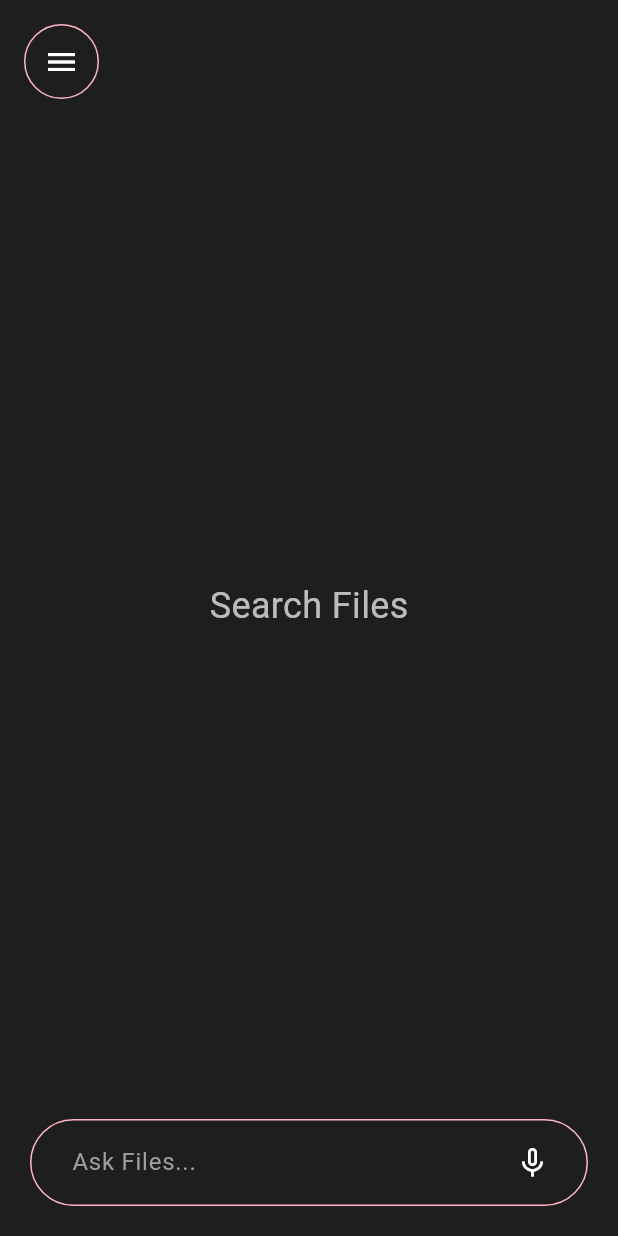
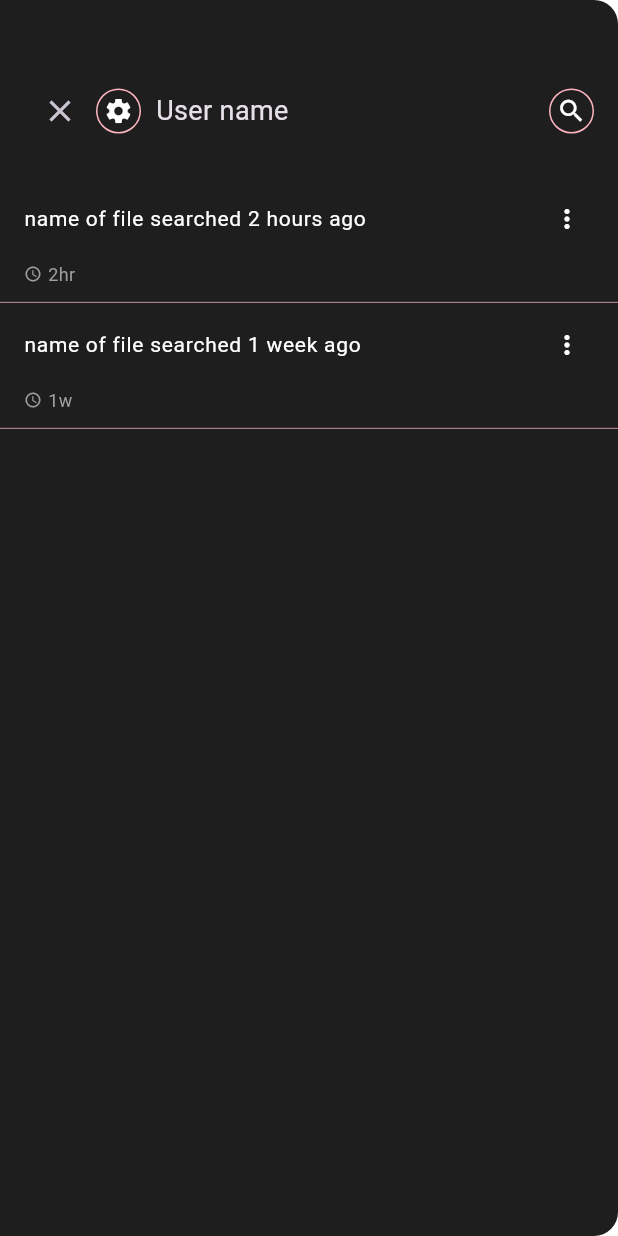
Before and after one commit to black-white-grey/fetch_ai, a Flutter app: the screen it shows after launch, after a tap on the "menu" icon, on a phone screen of 412 x 824 dp. Run offline on Flutter 3.47's test engine with Material 3 defaults, Android fonts, the phone set to English and light mode, and no system bars.

Commit message:
updated home scree and created history drawer

```diff
--- a/lib/main.dart
+++ b/lib/main.dart
@@ -1,142 +1,20 @@
 import 'package:flutter/material.dart';
+import 'screens/home_screen.dart'; // Ensure this path is correct
 
-void main() => runApp(const MyApp());
+void main() => runApp(const FetchAIApp());
 
-class MyApp extends StatelessWidget {
-  const MyApp({super.key});
+class FetchAIApp extends StatelessWidget {
+  const FetchAIApp({super.key});
 
   @override
   Widget build(BuildContext context) {
     return MaterialApp(
+      title: 'Fetch AI',
       debugShowCheckedModeBanner: false,
       theme: ThemeData.dark().copyWith(
         scaffoldBackgroundColor: const Color(0xFF1E1E1E),
       ),
-      home: const SearchFilesScreen(),
+      home: const HomeScreen(), // This will now link to your home_screen.dart
     );
   }
 }
-
-class SearchFilesScreen extends StatefulWidget {
-  const SearchFilesScreen({super.key});
-
-  @override
-  State<SearchFilesScreen> createState() => _SearchFilesScreenState();
-}
-
-class _SearchFilesScreenState extends State<SearchFilesScreen> {
-  final TextEditingController _controller = TextEditingController();
-  final List<String> _messages = []; // List to store your searches
-  bool _isTyping = false;
-
-  void _handleSend() {
-    if (_controller.text.isNotEmpty) {
-      setState(() {
-        _messages.add(_controller.text);
-        _controller.clear();
-        _isTyping = false;
-      });
-    }
-  }
-
-  @override
-  Widget build(BuildContext context) {
-    return Scaffold(
-      body: SafeArea(
-        child: Column(
-          children: [
-            // Top Menu Button
-            Padding(
-              padding: const EdgeInsets.all(16.0),
-              child: Align(
-                alignment: Alignment.topLeft,
-                child: Container(
-                  decoration: BoxDecoration(
-                    shape: BoxShape.circle,
-                    border: Border.all(color: const Color(0xFFFFB6C1), width: 1),
-                  ),
-                  child: IconButton(
-                    icon: const Icon(Icons.menu, color: Colors.white),
-                    onPressed: () {},
-                  ),
-                ),
-              ),
-            ),
-
-            // Chat/Search History Area
-            Expanded(
-              child: _messages.isEmpty
-                  ? const Center(
-                      child: Text(
-                        'Search Files',
-                        style: TextStyle(fontSize: 24, color: Colors.white70),
-                      ),
-                    )
-                  : ListView.builder(
-                      padding: const EdgeInsets.symmetric(horizontal: 16),
-                      itemCount: _messages.length,
-                      itemBuilder: (context, index) {
-                        return Align(
-                          alignment: Alignment.centerRight,
-                          child: Container(
-                            margin: const EdgeInsets.symmetric(vertical: 8),
-                            padding: const EdgeInsets.all(14),
-                            decoration: BoxDecoration(
-                              color: Colors.black, // Black bubble
-                              borderRadius: BorderRadius.circular(20),
-                              border: Border.all(
-                                color: const Color(0xFFFFB6C1), // Baby pink border
-                                width: 1.5,
-                              ),
-                            ),
-                            child: Text(
-                              _messages[index],
-                              style: const TextStyle(color: Colors.white, fontSize: 16),
-                            ),
-                          ),
-                        );
-                      },
-                    ),
-            ),
-
-            // Bottom Input Section
-            Padding(
-              padding: const EdgeInsets.all(20.0),
-              child: Container(
-                padding: const EdgeInsets.symmetric(horizontal: 12, vertical: 4),
-                decoration: BoxDecoration(
-                  borderRadius: BorderRadius.circular(30),
-                  border: Border.all(color: const Color(0xFFFFB6C1), width: 1),
-                ),
-                child: Row(
-                  children: [
-                    Expanded(
-                      child: TextField(
-                        controller: _controller,
-                        onChanged: (val) => setState(() => _isTyping = val.isNotEmpty),
-                        decoration: const InputDecoration(
-                          hintText: 'Ask Files...',
-                          hintStyle: TextStyle(color: Colors.grey),
-                          border: InputBorder.none,
-                          contentPadding: EdgeInsets.symmetric(horizontal: 15),
-                        ),
-                        style: const TextStyle(color: Colors.white),
-                      ),
-                    ),
-                    IconButton(
-                      icon: Icon(
-                        _isTyping ? Icons.send : Icons.mic_none,
-                        color: Colors.white,
-                      ),
-                      onPressed: _handleSend,
-                    ),
-                  ],
-                ),
-              ),
-            ),
-          ],
-        ),
-      ),
-    );
-  }
-}
--- /dev/null
+++ b/lib/screens/history_drawer.dart
@@ -0,0 +1,81 @@
+import 'package:flutter/material.dart';
+
+class HistoryDrawer extends StatelessWidget {
+  const HistoryDrawer({super.key});
+
+  @override
+  Widget build(BuildContext context) {
+    return Drawer(
+      width: MediaQuery.of(context).size.width * 0.85,
+      backgroundColor: const Color(0xFF1E1E1E),
+      child: Column(
+        children: [
+          const SizedBox(height: 50),
+          _buildHeader(context),
+          const SizedBox(height: 20),
+          Expanded(
+            child: ListView(
+              children: [
+                _historyTile("name of file searched 2 hours ago", "2hr"),
+                _historyTile("name of file searched 1 week ago", "1w"),
+              ],
+            ),
+          ),
+        ],
+      ),
+    );
+  }
+
+  Widget _buildHeader(BuildContext context) {
+    return Padding(
+      padding: const EdgeInsets.symmetric(horizontal: 16),
+      child: Row(
+        children: [
+          IconButton(
+            icon: const Icon(Icons.close),
+            onPressed: () => Navigator.pop(context),
+          ),
+          _iconWithBorder(Icons.settings),
+          const SizedBox(width: 10),
+          const Text("User name", style: TextStyle(fontSize: 18)),
+          const Spacer(),
+          _iconWithBorder(Icons.search),
+        ],
+      ),
+    );
+  }
+
+  Widget _iconWithBorder(IconData icon) {
+    return Container(
+      padding: const EdgeInsets.all(4),
+      decoration: BoxDecoration(
+        shape: BoxShape.circle,
+        border: Border.all(color: const Color(0xFFFFB6C1), width: 1),
+      ),
+      child: Icon(icon, size: 20, color: Colors.white),
+    );
+  }
+
+  Widget _historyTile(String title, String time) {
+    return Column(
+      crossAxisAlignment: CrossAxisAlignment.start,
+      children: [
+        ListTile(
+          title: Text(title, style: const TextStyle(fontSize: 14, color: Colors.white)),
+          trailing: const Icon(Icons.more_vert, size: 20, color: Colors.white),
+        ),
+        Padding(
+          padding: const EdgeInsets.only(left: 16, bottom: 10),
+          child: Row(
+            children: [
+              const Icon(Icons.access_time, size: 12, color: Colors.grey),
+              const SizedBox(width: 4),
+              Text(time, style: const TextStyle(color: Colors.grey, fontSize: 12)),
+            ],
+          ),
+        ),
+        const Divider(color: Color(0xFFFFB6C1), thickness: 0.5, height: 1),
+      ],
+    );
+  }
+}
--- /dev/null
+++ b/lib/screens/home_screen.dart
@@ -0,0 +1,151 @@
+import 'package:flutter/material.dart';
+import 'history_drawer.dart'; // Import to allow navigation
+
+class HomeScreen extends StatefulWidget {
+  const HomeScreen({super.key});
+
+  @override
+  State<HomeScreen> createState() => _HomeScreenState();
+}
+
+class _HomeScreenState extends State<HomeScreen> {
+  final TextEditingController _controller = TextEditingController();
+  final List<String> _messages = []; // Stores your chat history
+  bool _isTyping = false;
+
+  // Function for the smooth slide transition from the left
+  Route _createLeftToRightRoute() {
+    return PageRouteBuilder(
+      pageBuilder: (context, animation, secondaryAnimation) => const HistoryDrawer(),
+      transitionsBuilder: (context, animation, secondaryAnimation, child) {
+        const begin = Offset(-1.0, 0.0); // Starts from the left off-screen
+        const end = Offset.zero;
+        const curve = Curves.easeInOutQuart;
+
+        var tween = Tween(begin: begin, end: end).chain(CurveTween(curve: curve));
+
+        return SlideTransition(
+          position: animation.drive(tween),
+          child: child,
+        );
+      },
+    );
+  }
+
+  void _handleSendMessage() {
+    if (_controller.text.isNotEmpty) {
+      setState(() {
+        _messages.add(_controller.text);
+        _controller.clear();
+        _isTyping = false;
+      });
+    }
+  }
+
+  @override
+  Widget build(BuildContext context) {
+    return Scaffold(
+      body: SafeArea(
+        child: Column(
+          children: [
+            // 1. Top Menu Button
+            Padding(
+              padding: const EdgeInsets.all(16.0),
+              child: Align(
+                alignment: Alignment.topLeft,
+                child: Container(
+                  decoration: BoxDecoration(
+                    shape: BoxShape.circle,
+                    border: Border.all(color: const Color(0xFFFFB6C1), width: 1),
+                  ),
+                  child: IconButton(
+                    icon: const Icon(Icons.menu, color: Colors.white),
+                    onPressed: () {
+                      Navigator.of(context).push(_createLeftToRightRoute());
+                    },
+                  ),
+                ),
+              ),
+            ),
+
+            // 2. Chat Message Display Area
+            Expanded(
+              child: _messages.isEmpty
+                  ? const Center(
+                      child: Text(
+                        'Search Files',
+                        style: TextStyle(fontSize: 24, color: Colors.white70),
+                      ),
+                    )
+                  : ListView.builder(
+                      padding: const EdgeInsets.symmetric(horizontal: 16),
+                      itemCount: _messages.length,
+                      itemBuilder: (context, index) {
+                        return Align(
+                          alignment: Alignment.centerRight,
+                          child: Container(
+                            margin: const EdgeInsets.symmetric(vertical: 8),
+                            padding: const EdgeInsets.all(14),
+                            decoration: BoxDecoration(
+                              color: Colors.black, // Black bubble
+                              borderRadius: BorderRadius.circular(20),
+                              border: Border.all(
+                                color: const Color(0xFFFFB6C1), // Baby pink border
+                                width: 1.5,
+                              ),
+                            ),
+                            child: Text(
+                              _messages[index],
+                              style: const TextStyle(color: Colors.white, fontSize: 16),
+                            ),
+                          ),
+                        );
+                      },
+                    ),
+            ),
+
+            // 3. Bottom Input Section (Typing area)
+            Padding(
+              padding: const EdgeInsets.all(20.0),
+              child: Container(
+                padding: const EdgeInsets.symmetric(horizontal: 12, vertical: 4),
+                decoration: BoxDecoration(
+                  borderRadius: BorderRadius.circular(30),
+                  border: Border.all(color: const Color(0xFFFFB6C1), width: 1),
+                ),
+                child: Row(
+                  children: [
+                    Expanded(
+                      child: TextField(
+                        controller: _controller,
+                        onChanged: (val) {
+                          setState(() {
+                            _isTyping = val.isNotEmpty;
+                          });
+                        },
+                        decoration: const InputDecoration(
+                          hintText: 'Ask Files...',
+                          hintStyle: TextStyle(color: Colors.grey),
+                          border: InputBorder.none,
+                          contentPadding: EdgeInsets.symmetric(horizontal: 15),
+                        ),
+                        style: const TextStyle(color: Colors.white),
+                      ),
+                    ),
+                    IconButton(
+                      icon: Icon(
+                        _isTyping ? Icons.send : Icons.mic_none,
+                        color: Colors.white,
+                      ),
+                      onPressed: _handleSendMessage,
+                    ),
+                  ],
+                ),
+              ),
+            ),
+          ],
+        ),
+      ),
+    );
+  }
+}
--- a/pubspec.yaml
+++ b/pubspec.yaml
@@ -1,4 +1,4 @@
-name: flutter_application_1
+name: fetch_ai
 description: "A new Flutter project."
 # The following line prevents the package from being accidentally published to
 # pub.dev using `flutter pub publish`. This is preferred for private packages.
```
Also changed, not shown: lib/screens/historysearch_screen.dart (added), lib/screens/settings_screen.dart (added), 1 other file.
